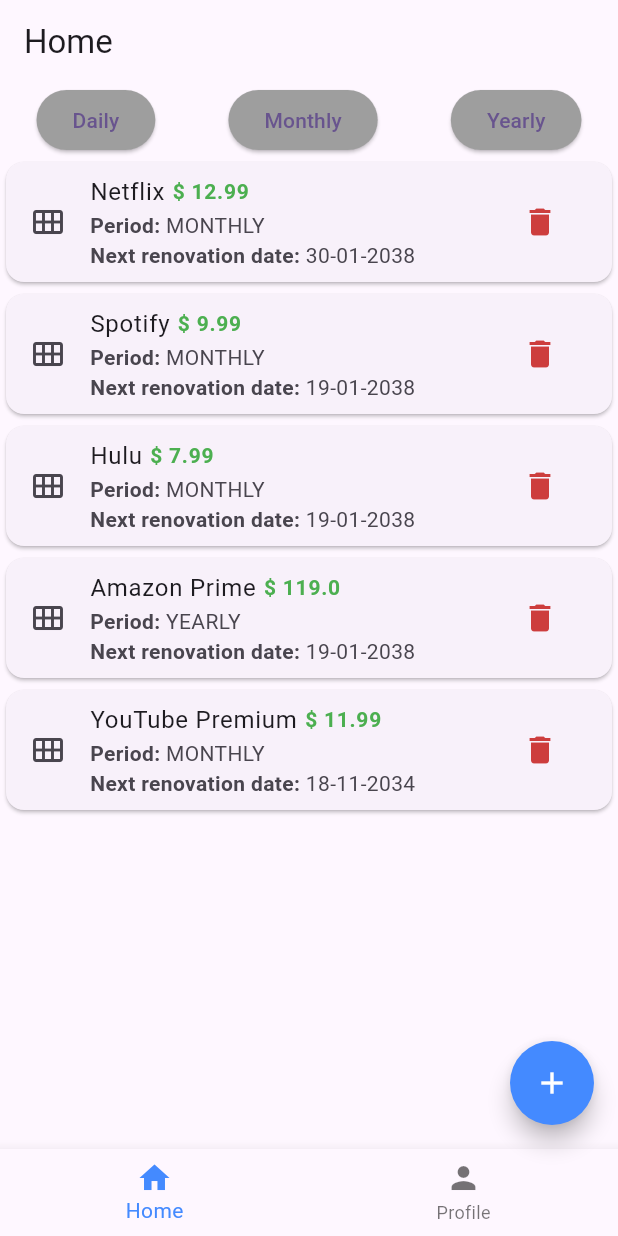
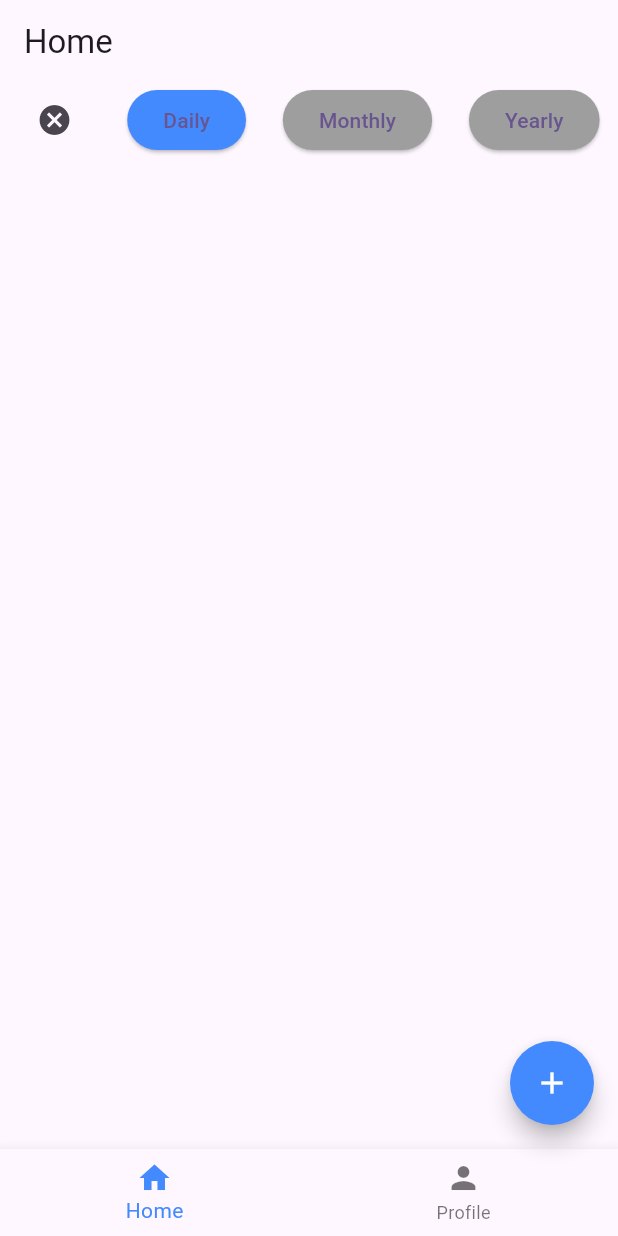
Before and after one commit to jesusherrera94/ejercicios_movil_2025Q2, a Flutter app: the MyBottomNavigationBar screen opened by its route, after a tap on "Daily", on a phone screen of 412 x 824 dp. Run offline on Flutter 3.47's test engine with Material 3 defaults, Android fonts, the phone set to English and light mode, and no system bars.

Commit message:
implement filters

```diff
--- a/bottomnavbar/lib/models/subscription.dart
+++ b/bottomnavbar/lib/models/subscription.dart
@@ -32,7 +32,7 @@ class Subscription {
   String get id => _id;
   String get platformName => _platformName;
   int get renovationDate => _renovationDate;
-  Period get renovationCiclye => _renovationCycle;
+  Period get renovationCycle => _renovationCycle;
   double get charge => _charge;
   String get userId => _userId;
   IconData? get icon =>  _icon ??  Icons.calendar_view_month;
--- a/bottomnavbar/lib/screens/home.dart
+++ b/bottomnavbar/lib/screens/home.dart
@@ -11,6 +11,7 @@ class HomeScreen extends StatefulWidget {
 class _HomeScreenState extends State<HomeScreen> {
 
   // temporal final!
+  Period? _selectedFilter;
   final List<Subscription> _subscriptions = [
     Subscription(
       id: '1',
@@ -53,15 +54,39 @@ class _HomeScreenState extends State<HomeScreen> {
       userId: 'user123',
     ),
   ];
-  Period? _selectedFilter;
+
+  List<Subscription> _filteredSubscriptions = [];
+
 
   List<Widget> _renderItems() {
   List<Widget> subscriptionWidget = [];
-  for(final subscription in _subscriptions) {
-    subscriptionWidget.add(SubscriptionItem(subscriptionElement: subscription,));
+  if (_selectedFilter == null) {
+    for(final subscription in _subscriptions) {
+      subscriptionWidget.add(SubscriptionItem(subscriptionElement: subscription,));
+    }
+    setState(() {
+      _filteredSubscriptions = _subscriptions;
+    });
   }
+  else {
+    _filteredSubscriptions = _subscriptions.where((subscription) {
+      return subscription.renovationCycle == _selectedFilter;
+    }).toList();
+    for(final subscription in _filteredSubscriptions) {
+      subscriptionWidget.add(SubscriptionItem(subscriptionElement: subscription,));
+    }
+    setState(() {});
+  }
+
   return subscriptionWidget;
 }
+
+
+  void _onApplyFilter(Period? period) {
+    setState(() {
+      _selectedFilter = period;
+    });
+  }
 
   @override
   Widget build(BuildContext context) {
@@ -70,8 +95,11 @@ class _HomeScreenState extends State<HomeScreen> {
         Row(
           mainAxisAlignment: MainAxisAlignment.spaceAround,
             children: [
+              IconButton(onPressed: () {
+                _onApplyFilter(null);
+              }, icon: const Icon(Icons.cancel)),
               ElevatedButton(onPressed: () {
-
+                _onApplyFilter(Period.DAILY);
               },
               style: ElevatedButton.styleFrom(
                       backgroundColor: _selectedFilter == Period.DAILY
@@ -82,19 +110,19 @@ class _HomeScreenState extends State<HomeScreen> {
 
               ),
               ElevatedButton(onPressed: () {
-
+                _onApplyFilter(Period.MONTHLY);
               },
               style: ElevatedButton.styleFrom(
-                      backgroundColor: _selectedFilter == Period.DAILY
+                      backgroundColor: _selectedFilter == Period.MONTHLY
                           ? Colors.blueAccent
                           : Colors.grey,
                     ),
               child: const Text("Monthly")),
               ElevatedButton(onPressed: () {
-
+               _onApplyFilter(Period.YEARLY);
               },
               style: ElevatedButton.styleFrom(
-                      backgroundColor: _selectedFilter == Period.DAILY
+                      backgroundColor: _selectedFilter == Period.YEARLY
                           ? Colors.blueAccent
                           : Colors.grey,
                     ),
--- a/bottomnavbar/lib/widgets/subscription_item.dart
+++ b/bottomnavbar/lib/widgets/subscription_item.dart
@@ -31,7 +31,7 @@ class SubscriptionItem extends StatelessWidget {
             Row(
               children: [
                 Text("Period: ", style: TextStyle(fontWeight: FontWeight.bold)),
-                Text(subscriptionElement.renovationCiclye.name),
+                Text(subscriptionElement.renovationCycle.name),
               ],
             ),
             Row(
```
